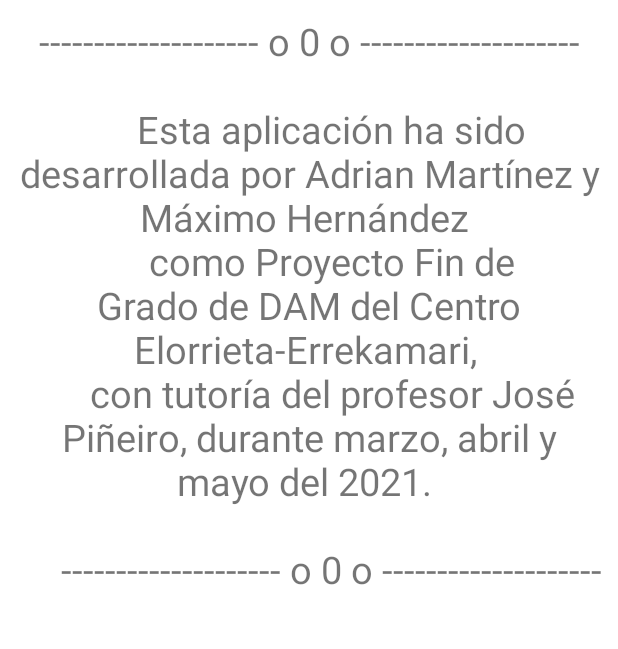
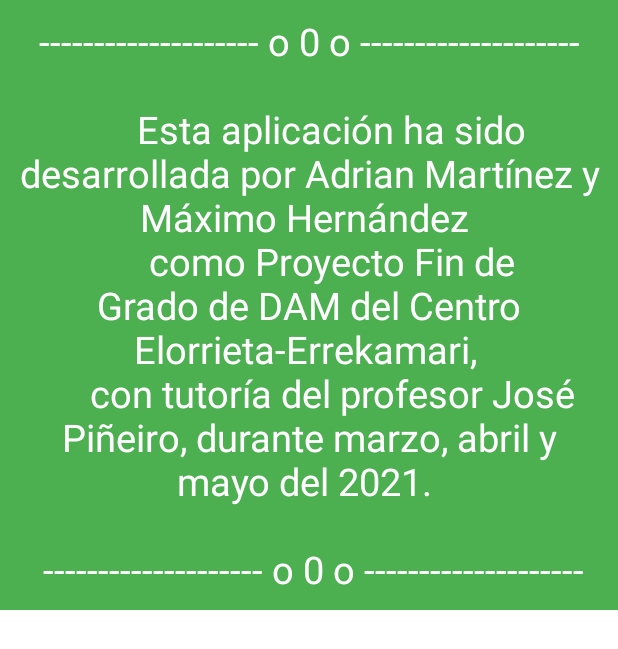
Before and after one commit to Adrian1MT/Diet-App, an Android app: the layout acercade.xml on its own in the app's theme, with its tools: preview values and no code run, on a phone screen of 412 x 824 dp. Shown: the top 649 px of the screen. Run offline under Robolectric (Android 15) with nearby library versions, the phone set to English and light mode, and no system bars.

Commit message:
fondo verde y letras blancas en mensaje AcercaDe

```diff
--- a/Aplicacion/app/src/main/res/layout/acercade.xml
+++ b/Aplicacion/app/src/main/res/layout/acercade.xml
@@ -3,11 +3,13 @@
     android:id="@+id/TextView01"
     android:layout_width="wrap_content"
     android:layout_height="wrap_content"
+    android:background="@color/verde_medio"
     android:padding="10dp"
     android:text="-------------------- o 0 o --------------------\n\n
     Esta aplicación ha sido desarrollada por Adrian Martínez y Máximo Hernández \n
     como Proyecto Fin de Grado de DAM del Centro Elorrieta-Errekamari, \n
     con tutoría del profesor José Piñeiro, durante marzo, abril y mayo del 2021. \n\n
-    -------------------- o 0 o --------------------"
+-------------------- o 0 o --------------------"
     android:textAlignment="center"
+    android:textColor="@color/white"
     android:textSize="25sp"></TextView>
```
